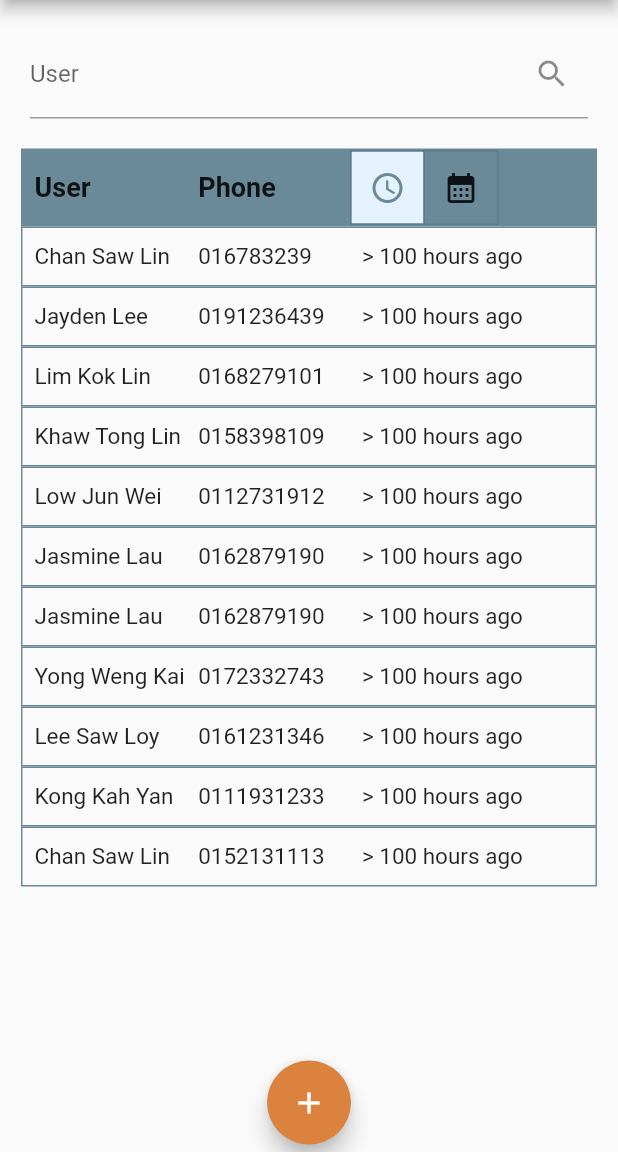
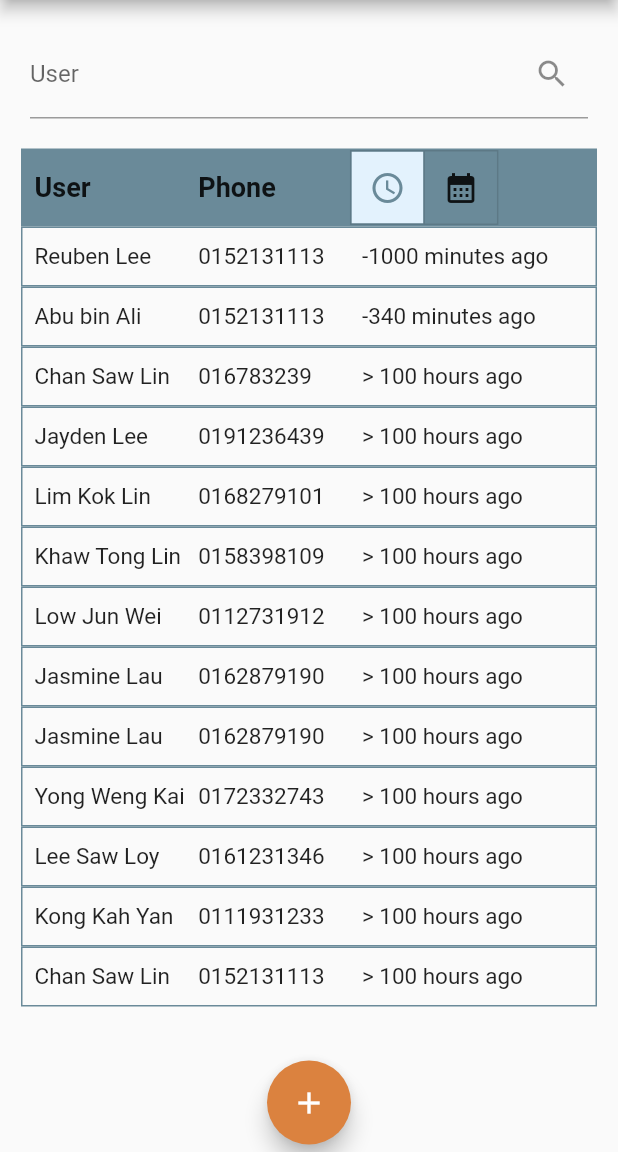
Before and after one commit to wuburn10/attendance, a Flutter app: the HomePage screen opened directly, on a phone screen of 412 x 824 dp, the part 84-1236 px from its top. Run offline on Flutter 3.47's test engine with Material 2 defaults, Android fonts, the phone set to English and light mode, and no system bars; our stand-ins replace share_plus, shared_preferences, smooth_page_indicator; accounts and stored records are empty.

Commit message:
Last Commit

```diff
--- a/lib/homepage.dart
+++ b/lib/homepage.dart
@@ -12,6 +12,10 @@ class _HomePageState extends State<HomePage> {
   List<RecordAttendance> attendanceList = [
     RecordAttendance(
         "Chan Saw Lin", "0152131113", DateTime.parse("2020-06-30 16:10:05")),
+    RecordAttendance(
+        "Abu bin Ali", "0152131113", DateTime.parse("2023-05-03 16:10:05")),
+    RecordAttendance(
+        "Reuben Lee", "0152131113", DateTime.parse("2023-05-04 03:10:05")),
     RecordAttendance(
         "Lee Saw Loy", "0161231346", DateTime.parse("2020-07-11 15:39:59")),
     RecordAttendance(
--- a/lib/record.dart
+++ b/lib/record.dart
@@ -15,7 +15,7 @@ class RecordAttendance extends StatelessWidget {
       if (timeDiff.inMinutes == 0) {
         return '< 1 minute ago';
       }
-      return '${timeDiff.inMinutes} minute ago';
+      return '${timeDiff.inMinutes} minutes ago';
     } else if (timeDiff.inHours > 100) {
       return '> 100 hours ago';
     }
```
